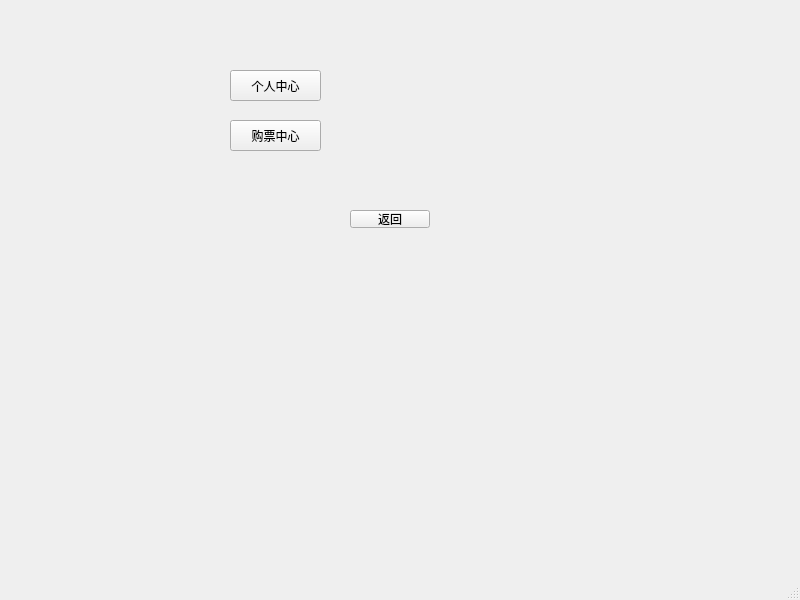
This is 8_20/menu.ui in shitBob/keshe as Qt 5 draws it before an edit. The edited form follows.
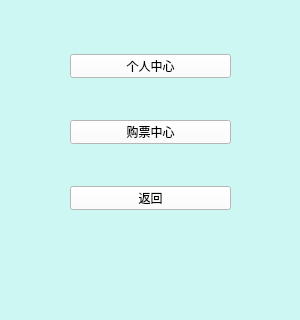
This is the edited form.

Patch:
```diff
--- a/8_20/menu.ui
+++ b/8_20/menu.ui
@@ -6,53 +6,66 @@
    <rect>
     <x>0</x>
     <y>0</y>
-    <width>800</width>
-    <height>600</height>
+    <width>300</width>
+    <height>320</height>
    </rect>
   </property>
   <property name="windowTitle">
    <string>MainWindow</string>
   </property>
+  <property name="styleSheet">
+   <string notr="true">background-color: rgb(204, 247, 243);</string>
+  </property>
   <widget class="QWidget" name="centralwidget">
    <widget class="QPushButton" name="my">
     <property name="geometry">
      <rect>
-      <x>230</x>
-      <y>70</y>
-      <width>91</width>
-      <height>31</height>
+      <x>70</x>
+      <y>54</y>
+      <width>161</width>
+      <height>24</height>
      </rect>
     </property>
+    <property name="styleSheet">
+     <string notr="true">background-color: rgb(255, 255, 255);</string>
+    </property>
     <property name="text">
      <string>个人中心</string>
     </property>
    </widget>
+   <widget class="QPushButton" name="back1">
+    <property name="geometry">
+     <rect>
+      <x>70</x>
+      <y>186</y>
+      <width>161</width>
+      <height>24</height>
+     </rect>
+    </property>
+    <property name="styleSheet">
+     <string notr="true">background-color: rgb(255, 255, 255);</string>
+    </property>
+    <property name="text">
+     <string>返回</string>
+    </property>
+   </widget>
    <widget class="QPushButton" name="booking">
     <property name="geometry">
      <rect>
-      <x>230</x>
+      <x>70</x>
       <y>120</y>
-      <width>91</width>
-      <height>31</height>
+      <width>161</width>
+      <height>24</height>
      </rect>
     </property>
+    <property name="styleSheet">
+     <string notr="true">background-color: rgb(255, 255, 255);
+</string>
+    </property>
     <property name="text">
      <string>购票中心</string>
     </property>
    </widget>
-   <widget class="QPushButton" name="back1">
-    <property name="geometry">
-     <rect>
-      <x>350</x>
-      <y>210</y>
-      <width>80</width>
-      <height>18</height>
-     </rect>
-    </property>
-    <property name="text">
-     <string>返回</string>
-    </property>
-   </widget>
   </widget>
   <widget class="QMenuBar" name="menubar">
    <property name="geometry">
```
Left out of the diff: 4 changed lines with no effect on the pictures.
